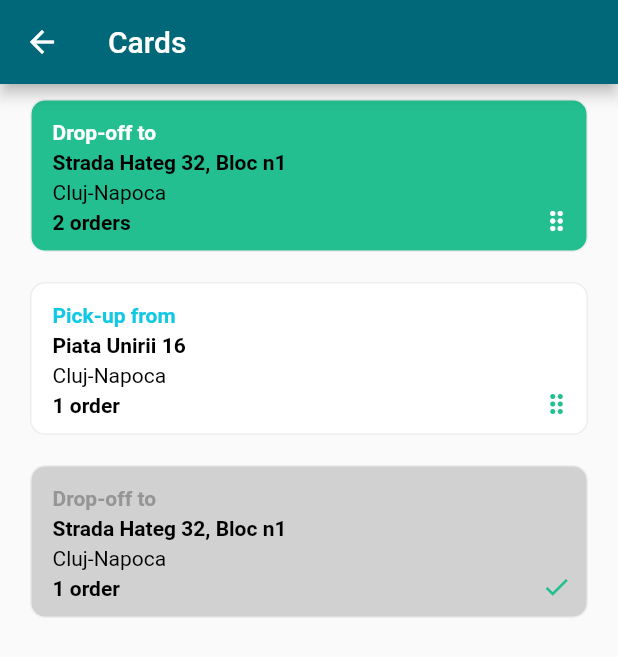
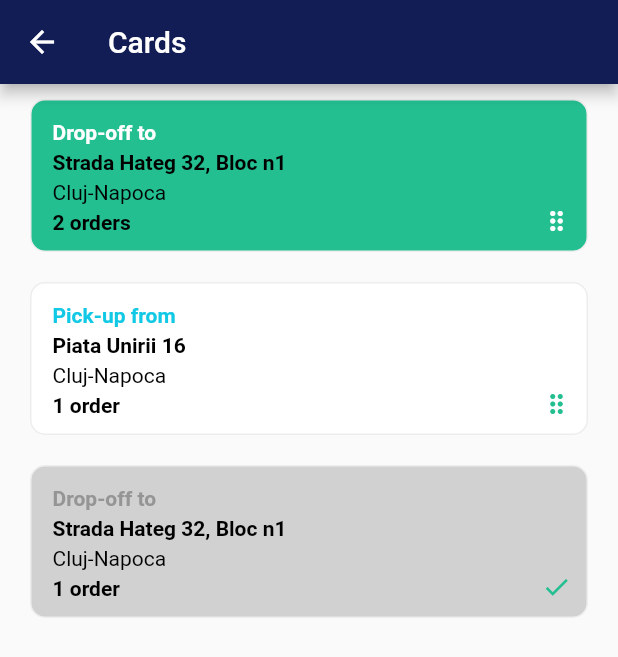
Before and after one commit to alexop345/FlutterRapidonkey, a Flutter app: the screen it shows after launch, after a tap on "TAPPED", on a phone screen of 412 x 824 dp. Shown: the top 657 px of the screen. Run offline on Flutter 3.47's test engine with Material 2 defaults, Android fonts, the phone set to English and light mode, and no system bars; Roboto replaces fonts that are missing (Ubuntu).

Commit message:
code improvements

```diff
--- a/lib/themes/app_colors.dart
+++ b/lib/themes/app_colors.dart
@@ -1,11 +1,16 @@
 import 'package:flutter/material.dart';
 
 class AppColors {
-  static const Color primary = Color(0xFF11C9E5);
-  static const Color primaryLight = Color(0xFF88E4F2);
+  static const Color primary = Color(0xFF111D54);
+  static const Color secondary = Color(0xFF11C9E5);
+  static const Color secondaryLight = Color(0xFF88E4F2);
+
   static const Color inactive = Color(0xFFD1D1D1);
   static const Color inactiveDark = Color(0xFF959595);
   static const Color selected = Color(0xFF23BF90);
 
   static const Color cardBorder = Color(0xFFEDEDED);
+
+  static const Color white = Colors.white;
+  static const Color black = Colors.black;
 }
--- a/lib/themes/app_font_style.dart
+++ b/lib/themes/app_font_style.dart
@@ -8,7 +8,7 @@ class AppFontStyle {
 
   static const String fontFamily = "Ubuntu";
 
-  static TextStyle titleText = const TextStyle(
+  static TextStyle customButton = const TextStyle(
     fontFamily: fontFamily,
     fontSize: fontSizeNormal,
     fontWeight: FontWeight.w500,
--- a/lib/themes/app_theme.dart
+++ b/lib/themes/app_theme.dart
@@ -1,18 +1,16 @@
 import 'package:flutter/material.dart';
 import 'package:flutter_rapidonkey/themes/app_colors.dart';
-import 'package:flutter_rapidonkey/themes/app_font_style.dart';
 
-var kColorScheme = ColorScheme.fromSeed(seedColor: AppColors.primary);
+var kColorScheme = ColorScheme.fromSeed(
+  seedColor: AppColors.primary,
+  primary: AppColors.primary,
+);
 
 class AppTheme {
   static ThemeData appTheme = ThemeData().copyWith(
-    colorScheme: kColorScheme,
     appBarTheme: const AppBarTheme().copyWith(
       backgroundColor: kColorScheme.primary,
       foregroundColor: kColorScheme.onPrimary,
     ),
-    textTheme: const TextTheme().copyWith(
-      labelLarge: AppFontStyle.titleText,
-    ),
   );
 }
--- a/lib/widgets/app_elevated_button.dart
+++ b/lib/widgets/app_elevated_button.dart
@@ -1,17 +1,19 @@
 import 'package:flutter/material.dart';
 import 'package:flutter_rapidonkey/themes/app_colors.dart';
 import 'package:flutter_rapidonkey/themes/app_dimensions.dart';
+import 'package:flutter_rapidonkey/themes/app_font_style.dart';
 
 class AppElevatedButton extends StatelessWidget {
   final String text;
   final ElevateButtonState state;
   final void Function() onPressed;
 
-  const AppElevatedButton(
-      {super.key,
-      required this.text,
-      required this.state,
-      required this.onPressed});
+  const AppElevatedButton({
+    super.key,
+    required this.text,
+    required this.state,
+    required this.onPressed,
+  });
 
   @override
   Widget build(BuildContext context) {
@@ -30,7 +32,10 @@ class AppElevatedButton extends StatelessWidget {
           side: BorderSide(width: 1, color: buttonColor(state)),
         ),
         onPressed: onPressed,
-        child: Text(text.toUpperCase()),
+        child: Text(
+          text.toUpperCase(),
+          style: AppFontStyle.customButton,
+        ),
       ),
     );
   }
@@ -38,9 +43,9 @@ class AppElevatedButton extends StatelessWidget {
   Color buttonColor(ElevateButtonState state) {
     switch (state) {
       case ElevateButtonState.active:
-        return AppColors.primary;
+        return AppColors.secondary;
       case ElevateButtonState.tapped:
-        return AppColors.primaryLight;
+        return AppColors.secondaryLight;
       case ElevateButtonState.inactive:
         return AppColors.inactive;
     }
--- a/lib/widgets/app_outlined_button.dart
+++ b/lib/widgets/app_outlined_button.dart
@@ -1,17 +1,19 @@
 import 'package:flutter/material.dart';
 import 'package:flutter_rapidonkey/themes/app_colors.dart';
 import 'package:flutter_rapidonkey/themes/app_dimensions.dart';
+import 'package:flutter_rapidonkey/themes/app_font_style.dart';
 
 class AppOutlinedButton extends StatelessWidget {
   final String text;
   final OutlinedButtonState state;
   final void Function() onPressed;
 
-  const AppOutlinedButton(
-      {super.key,
-      required this.text,
-      required this.state,
-      required this.onPressed});
+  const AppOutlinedButton({
+    super.key,
+    required this.text,
+    required this.state,
+    required this.onPressed,
+  });
 
   @override
   Widget build(BuildContext context) {
@@ -26,12 +28,15 @@ class AppOutlinedButton extends StatelessWidget {
           shape: RoundedRectangleBorder(
             borderRadius: BorderRadius.circular(AppDimensions.defaultRadius),
           ),
-          backgroundColor: Colors.white,
+          backgroundColor: AppColors.white,
           foregroundColor: buttonColor(state),
           side: BorderSide(width: 1, color: buttonColor(state)),
         ),
         onPressed: onPressed,
-        child: Text(text.toUpperCase()),
+        child: Text(
+          text.toUpperCase(),
+          style: AppFontStyle.customButton,
+        ),
       ),
     );
   }
@@ -39,9 +44,9 @@ class AppOutlinedButton extends StatelessWidget {
   Color buttonColor(OutlinedButtonState state) {
     switch (state) {
       case OutlinedButtonState.active:
-        return AppColors.primary;
+        return AppColors.secondary;
       case OutlinedButtonState.tapped:
-        return AppColors.primaryLight;
+        return AppColors.secondaryLight;
       case OutlinedButtonState.inactive:
         return AppColors.inactive;
     }
--- a/lib/widgets/card_widget.dart
+++ b/lib/widgets/card_widget.dart
@@ -65,7 +65,7 @@ class CardWidget extends StatelessWidget {
       case CardStatus.complete:
         return AppColors.inactive;
       case CardStatus.incomplete:
-        return Colors.white;
+        return AppColors.white;
       case CardStatus.selected:
         return AppColors.selected;
     }
@@ -85,9 +85,9 @@ class CardWidget extends StatelessWidget {
       case CardStatus.complete:
         return AppFontStyle.cardText.copyWith(color: AppColors.inactiveDark);
       case CardStatus.incomplete:
-        return AppFontStyle.cardText.copyWith(color: AppColors.primary);
+        return AppFontStyle.cardText.copyWith(color: AppColors.secondary);
       case CardStatus.selected:
-        return AppFontStyle.cardText.copyWith(color: Colors.white);
+        return AppFontStyle.cardText.copyWith(color: AppColors.white);
     }
   }
 
@@ -113,7 +113,7 @@ class CardWidget extends StatelessWidget {
         return const Icon(
           Icons.drag_indicator_sharp,
           size: 20,
-          color: Colors.white,
+          color: AppColors.white,
         );
     }
   }
```
